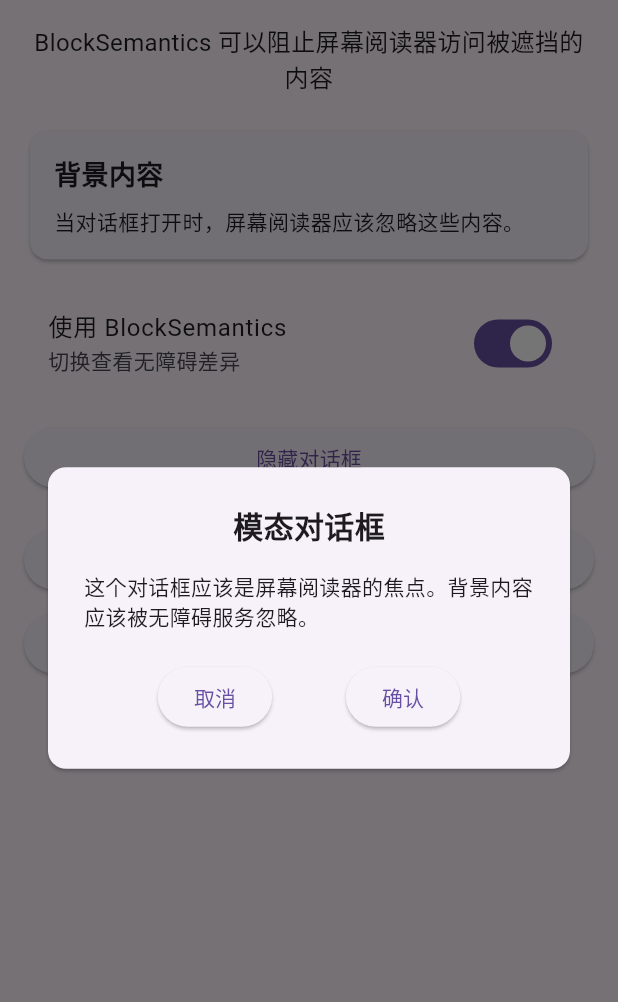
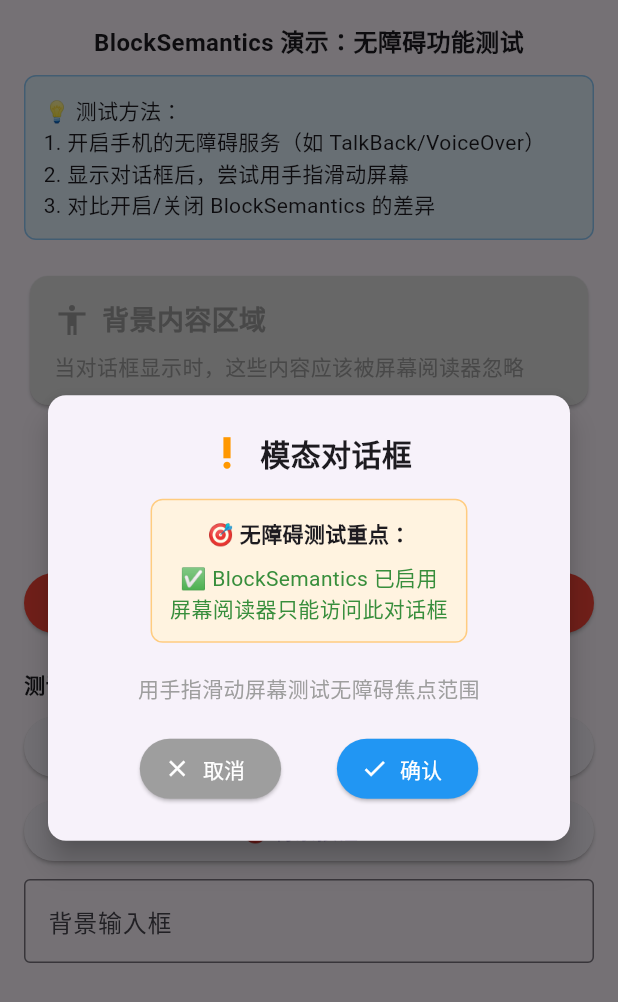
Before and after one commit to rex26/practice, a Flutter app: the BlockSemanticsDemo screen opened directly, after a tap on "显示对话框", on a phone screen of 412 x 824 dp. Shown: the top 1002 px of the screen. Run offline on Flutter 3.47's test engine with Material 3 defaults, Android fonts, the phone set to English and light mode, and no system bars; our stand-ins replace auto_size_text, battery_plus, bot_toast, connectivity_plus, device_info_plus, dio and 8 more; missing offline and left inert: talker_dio_logger; generated files the repository leaves out were written again.

Commit message:
fix: use newest flutter

```diff
--- a/lib/pages/flutter_widgets_demo/flutter_widgets_demo_app.dart
+++ b/lib/pages/flutter_widgets_demo/flutter_widgets_demo_app.dart
@@ -1,6 +1,7 @@
 import 'package:flutter/material.dart';
 import 'package:flutter/rendering.dart';
 import 'package:flutter/services.dart';
+import 'package:flutter/widgets.dart';
 import 'dart:ui' as ui;
 import 'dart:typed_data';
 
@@ -585,7 +586,12 @@ class _SensitiveContentDemoState extends State<SensitiveContentDemo> {
                         '敏感内容区域',
                         style: TextStyle(color: Colors.orange, fontSize: 12),
                       ),
-                      passwordField,
+                      // SensitiveContent 在某些 Flutter 版本中可能不可用
+                      // 如果编译错误，请注释掉下面的代码并使用 passwordField
+                      SensitiveContent(
+                        sensitivity: ContentSensitivity.autoSensitive,
+                        child: passwordField,
+                      ),
                     ],
                   ),
                 )
@@ -655,23 +661,66 @@ class _BlockSemanticsDemoState extends State<BlockSemanticsDemo> {
         crossAxisAlignment: CrossAxisAlignment.stretch,
         children: [
           const Text(
-            'BlockSemantics 可以阻止屏幕阅读器访问被遮挡的内容',
-            style: TextStyle(fontSize: 16),
+            'BlockSemantics 演示：无障碍功能测试',
+            style: TextStyle(fontSize: 16, fontWeight: FontWeight.bold),
             textAlign: TextAlign.center,
           ),
+          const SizedBox(height: 10),
+          Container(
+            padding: const EdgeInsets.all(12),
+            decoration: BoxDecoration(
+              color: Colors.blue.shade50,
+              borderRadius: BorderRadius.circular(8),
+              border: Border.all(color: Colors.blue.shade200),
+            ),
+            child: const Text(
+              '💡 测试方法：\n'
+              '1. 开启手机的无障碍服务（如 TalkBack/VoiceOver）\n'
+              '2. 显示对话框后，尝试用手指滑动屏幕\n'
+              '3. 对比开启/关闭 BlockSemantics 的差异',
+              style: TextStyle(fontSize: 14),
+            ),
+          ),
           const SizedBox(height: 20),
-          const Card(
+          Card(
+            color: _showDialog && _useBlockSemantics
+                ? Colors.grey.shade300
+                : Colors.white,
             child: Padding(
-              padding: EdgeInsets.all(16.0),
+              padding: const EdgeInsets.all(16.0),
               child: Column(
                 crossAxisAlignment: CrossAxisAlignment.start,
                 children: [
+                  Row(
+                    children: [
+                      Icon(
+                        Icons.accessibility,
+                        color: _showDialog && _useBlockSemantics
+                            ? Colors.grey
+                            : Colors.blue,
+                      ),
+                      const SizedBox(width: 8),
+                      Text(
+                        '背景内容区域',
+                        style: TextStyle(
+                          fontSize: 18,
+                          fontWeight: FontWeight.bold,
+                          color: _showDialog && _useBlockSemantics
+                              ? Colors.grey
+                              : Colors.black,
+                        ),
+                      ),
+                    ],
+                  ),
+                  const SizedBox(height: 8),
                   Text(
-                    '背景内容',
-                    style: TextStyle(fontSize: 18, fontWeight: FontWeight.bold),
+                    '当对话框显示时，这些内容应该被屏幕阅读器忽略',
+                    style: TextStyle(
+                      color: _showDialog && _useBlockSemantics
+                          ? Colors.grey
+                          : Colors.black87,
+                    ),
                   ),
-                  SizedBox(height: 8),
-                  Text('当对话框打开时，屏幕阅读器应该忽略这些内容。'),
                 ],
               ),
             ),
@@ -679,7 +728,8 @@ class _BlockSemanticsDemoState extends State<BlockSemanticsDemo> {
           const SizedBox(height: 16),
           SwitchListTile(
             title: const Text('使用 BlockSemantics'),
-            subtitle: const Text('切换查看无障碍差异'),
+            subtitle: Text(
+                _useBlockSemantics ? '✅ 背景内容将被屏幕阅读器忽略' : '❌ 背景内容仍可被屏幕阅读器访问'),
             value: _useBlockSemantics,
             onChanged: (value) {
               setState(() {
@@ -688,19 +738,45 @@ class _BlockSemanticsDemoState extends State<BlockSemanticsDemo> {
             },
           ),
           const SizedBox(height: 16),
-          ElevatedButton(
+          ElevatedButton.icon(
             onPressed: _toggleDialog,
-            child: Text(_showDialog ? '隐藏对话框' : '显示对话框'),
+            icon: Icon(_showDialog ? Icons.visibility_off : Icons.visibility),
+            label: Text(_showDialog ? '隐藏对话框' : '显示对话框'),
+            style: ElevatedButton.styleFrom(
+              backgroundColor: _showDialog ? Colors.red : Colors.green,
+              foregroundColor: Colors.white,
+            ),
           ),
           const SizedBox(height: 20),
-          ElevatedButton(
-            onPressed: () {},
-            child: const Text('背景按钮 1'),
+          const Text(
+            '测试按钮（用于无障碍测试）：',
+            style: TextStyle(fontWeight: FontWeight.bold),
           ),
           const SizedBox(height: 8),
           ElevatedButton(
-            onPressed: () {},
-            child: const Text('背景按钮 2'),
+            onPressed: () {
+              ScaffoldMessenger.of(context).showSnackBar(
+                const SnackBar(content: Text('背景按钮 1 被点击')),
+              );
+            },
+            child: const Text('📱 背景按钮 1'),
+          ),
+          const SizedBox(height: 8),
+          ElevatedButton(
+            onPressed: () {
+              ScaffoldMessenger.of(context).showSnackBar(
+                const SnackBar(content: Text('背景按钮 2 被点击')),
+              );
+            },
+            child: const Text('🎯 背景按钮 2'),
+          ),
+          const SizedBox(height: 8),
+          const TextField(
+            decoration: InputDecoration(
+              labelText: '背景输入框',
+              hintText: '测试无障碍焦点',
+              border: OutlineInputBorder(),
+            ),
           ),
         ],
       ),
@@ -718,31 +794,84 @@ class _BlockSemanticsDemoState extends State<BlockSemanticsDemo> {
       child: Center(
         child: Card(
           margin: const EdgeInsets.all(32.0),
+          elevation: 8,
           child: Padding(
             padding: const EdgeInsets.all(24.0),
             child: Column(
               mainAxisSize: MainAxisSize.min,
               children: [
-                const Text(
-                  '模态对话框',
-                  style: TextStyle(fontSize: 20, fontWeight: FontWeight.bold),
+                const Row(
+                  mainAxisAlignment: MainAxisAlignment.center,
+                  children: [
+                    Icon(
+                      Icons.priority_high,
+                      color: Colors.orange,
+                      size: 28,
+                    ),
+                    SizedBox(width: 8),
+                    Text(
+                      '模态对话框',
+                      style:
+                          TextStyle(fontSize: 20, fontWeight: FontWeight.bold),
+                    ),
+                  ],
                 ),
                 const SizedBox(height: 16),
+                Container(
+                  padding: const EdgeInsets.all(12),
+                  decoration: BoxDecoration(
+                    color: Colors.orange.shade50,
+                    borderRadius: BorderRadius.circular(8),
+                    border: Border.all(color: Colors.orange.shade200),
+                  ),
+                  child: Column(
+                    children: [
+                      const Text(
+                        '🎯 无障碍测试重点：',
+                        style: TextStyle(fontWeight: FontWeight.bold),
+                      ),
+                      const SizedBox(height: 8),
+                      Text(
+                        _useBlockSemantics
+                            ? '✅ BlockSemantics 已启用\n屏幕阅读器只能访问此对话框'
+                            : '❌ BlockSemantics 已禁用\n屏幕阅读器仍可访问背景内容',
+                        textAlign: TextAlign.center,
+                        style: TextStyle(
+                          color: _useBlockSemantics
+                              ? Colors.green.shade700
+                              : Colors.red.shade700,
+                        ),
+                      ),
+                    ],
+                  ),
+                ),
+                const SizedBox(height: 20),
                 const Text(
-                  '这个对话框应该是屏幕阅读器的焦点。'
-                  '背景内容应该被无障碍服务忽略。',
+                  '用手指滑动屏幕测试无障碍焦点范围',
+                  textAlign: TextAlign.center,
+                  style: TextStyle(fontSize: 14, color: Colors.grey),
                 ),
                 const SizedBox(height: 20),
                 Row(
                   mainAxisAlignment: MainAxisAlignment.spaceEvenly,
                   children: [
-                    ElevatedButton(
+                    ElevatedButton.icon(
                       onPressed: _toggleDialog,
-                      child: const Text('取消'),
+                      icon: const Icon(Icons.close),
+                      label: const Text('取消'),
+                      style: ElevatedButton.styleFrom(
+                        backgroundColor: Colors.grey,
+                        foregroundColor: Colors.white,
+                      ),
                     ),
-                    ElevatedButton(
+                    ElevatedButton.icon(
                       onPressed: _toggleDialog,
-                      child: const Text('确认'),
+                      icon: const Icon(Icons.check),
+                      label: const Text('确认'),
+                      style: ElevatedButton.styleFrom(
+                        backgroundColor: Colors.blue,
+                        foregroundColor: Colors.white,
+                      ),
                     ),
                   ],
                 ),
@@ -842,11 +971,14 @@ class _BeveledRectangleBorderDemoState
               ),
             ),
             onPressed: () {},
-            child: const Text('切角按钮',style: TextStyle(
-              color: Colors.white,
-              fontSize: 18,
-              fontWeight: FontWeight.bold,
-            ),),
+            child: const Text(
+              '切角按钮',
+              style: TextStyle(
+                color: Colors.white,
+                fontSize: 18,
+                fontWeight: FontWeight.bold,
+              ),
+            ),
           ),
         ],
       ),
--- a/lib/utils/custom_date_utils.dart
+++ /dev/null
@@ -1,20 +0,0 @@
-import 'package:flutter_timezone/flutter_timezone.dart';
-import 'package:practice/utils/logger.dart';
-
-class CustomDateUtils {
-  static const String paramFormat = 'yyyy-MM-dd';
-  static const String paramTimeFormat = 'yyyy/MM/dd';
-  static const String paramTimeFormatH = 'yyyy/MM/dd HH';
-  static const String paramTimeFormatHMS = 'yyyy/MM/dd HH:mm:ss';
-  static const String formatDMHMS = 'MM-dd HH:mm';
-  static const String formatHMS = 'HH:mm:ss';
-  static const int oneDay = 24 * 60 * 60 * 1000;
-  static Future<String?> getLocalTimezone() async {
-    try {
-      return await FlutterTimezone.getLocalTimezone();
-    } catch (e, s) {
-      logger.e('Could not get the local timezone', error: e, stackTrace: s);
-    }
-    return null;
-  }
-}
--- a/lib/utils/http/api/header_interceptor.dart
+++ b/lib/utils/http/api/header_interceptor.dart
@@ -1,7 +1,6 @@
 import 'package:dio/dio.dart';
 import 'package:practice/constants/app_strings.dart';
 import 'package:practice/constants/constants.dart';
-import 'package:practice/utils/custom_date_utils.dart';
 import 'package:practice/utils/device_info_utils.dart';
 import 'package:practice/utils/logger.dart';
 
@@ -26,7 +25,6 @@ class HeaderInterceptor extends InterceptorsWrapper {
     options.headers[AppStrings.headerAcceptLanguage] = languageCode;
     options.headers[AppStrings.headerAccept] = 'application/json';
     options.headers[AppStrings.headerUA] = await DeviceInfoUtils.getUserAgent();
-    options.headers[AppStrings.headerTimezone] = await CustomDateUtils.getLocalTimezone();
 
     if (options.headers.containsKey(AppStrings.headerNeedCookie)) {
       if (airhostDevSession?.isNotEmpty ?? false) {
--- a/pubspec.yaml
+++ b/pubspec.yaml
@@ -6,7 +6,7 @@ publish_to: 'none' # Remove this line if you wish to publish to pub.dev
 version: 1.0.0+1
 
 environment:
-  sdk: ^3.3.3
+  sdk: ">=3.0.0 <4.0.0"
 dependencies:
   flutter:
     sdk: flutter
@@ -37,7 +37,7 @@ dependencies:
   bot_toast: ^4.1.3
   package_info_plus: ^8.1.2
   connectivity_plus: ^6.1.1
-  flutter_timezone: ^1.0.8
+#  flutter_timezone: ^1.0.8
   json_annotation: ^4.9.0
   performance_monitor:
     path: plugins/performance_monitor
@@ -49,7 +49,7 @@ dev_dependencies:
   build_runner: ^2.4.8
   go_router_builder: ^2.4.1
   envied_generator: ^0.5.2
-  json_serializable: ^6.9.0
+#  json_serializable: ^6.9.0
   patrol: ^3.11.1
 flutter:
   uses-material-design: true
```
Also changed, not shown: pubspec.lock.
